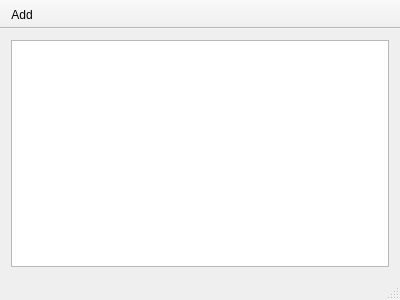
Old version of the form ui/mainwindow.ui in the repository arbitrary-dev/home-slave.
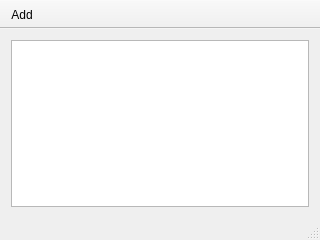
New version of the form.

```diff
--- a/ui/mainwindow.ui
+++ b/ui/mainwindow.ui
@@ -6,10 +6,16 @@
    <rect>
     <x>0</x>
     <y>0</y>
-    <width>400</width>
-    <height>300</height>
+    <width>320</width>
+    <height>240</height>
    </rect>
   </property>
+  <property name="minimumSize">
+   <size>
+    <width>320</width>
+    <height>240</height>
+   </size>
+  </property>
   <property name="windowTitle">
    <string>MainWindow</string>
   </property>
```
